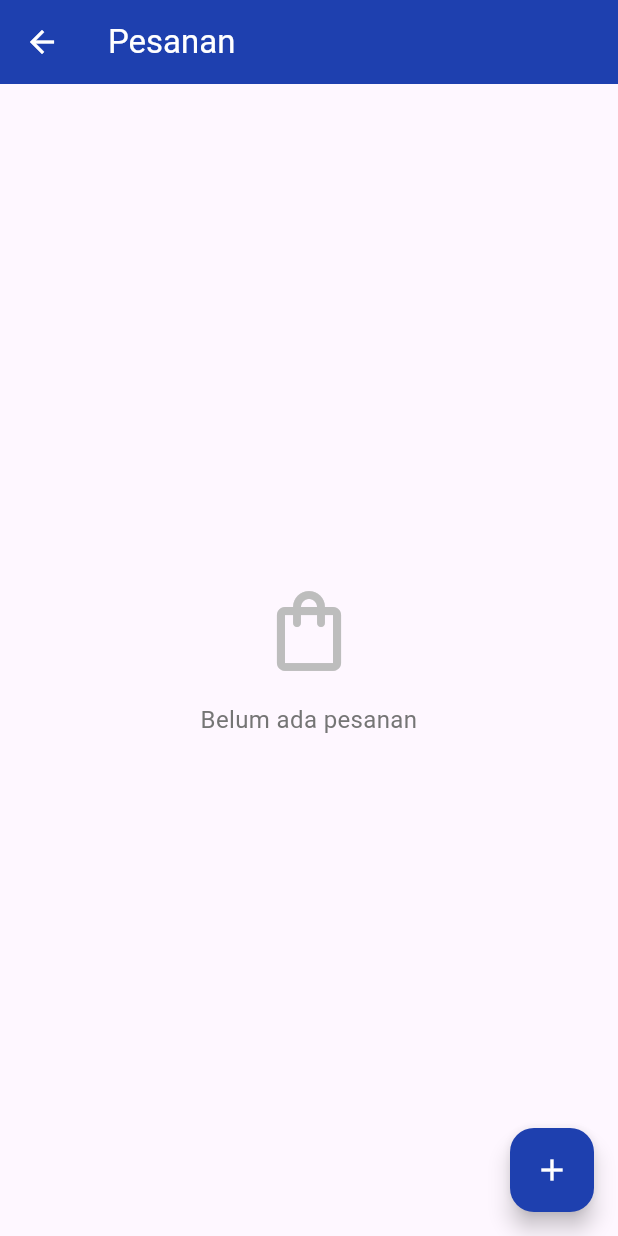
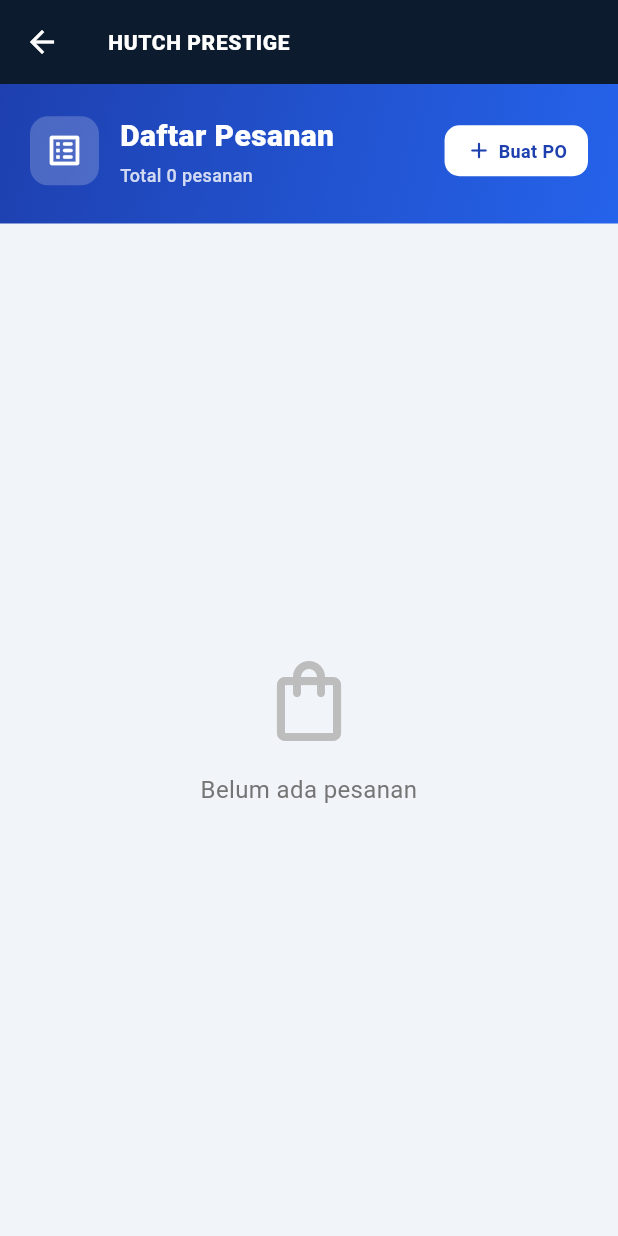
Before and after one commit to byedriand/hutch_id_Kelompok2, a Flutter app: the PesananListScreen screen opened by its route, on a phone screen of 412 x 824 dp. Run offline on Flutter 3.47's test engine with Material 3 defaults, Android fonts, the phone set to English and light mode, and no system bars; our stand-ins replace shared_preferences; accounts and stored records are empty; network calls fail.

Commit message:
feat(pesanan): unify UI of pesanan list, detail, and form screens with dark theme and gradients

```diff
--- a/hutch_id_Mobile/lib/screens/pesanan/pesanan_detail_screen.dart
+++ b/hutch_id_Mobile/lib/screens/pesanan/pesanan_detail_screen.dart
@@ -5,6 +5,7 @@ import 'package:url_launcher/url_launcher.dart';
 import '../../providers/pesanan_provider.dart';
 import '../../providers/auth_provider.dart';
 import '../../widgets/custom_widgets.dart';
+import '../../config/app_config.dart';
 
 class PesananDetailScreen extends StatefulWidget {
   final int pesananId;
@@ -50,7 +51,8 @@ class _PesananDetailScreenState extends State<PesananDetailScreen> {
 
   void _downloadPDF(int pesananId, String nomorPo) async {
     try {
-      final pdfUrl = Uri.parse('http://localhost:8082/pesanan/$pesananId/pdf');
+      final baseUrl = AppConfig.apiBaseUrl.replaceAll('/api', '');
+      final pdfUrl = Uri.parse('$baseUrl/pesanan/$pesananId/pdf');
       if (await canLaunchUrl(pdfUrl)) {
         await launchUrl(pdfUrl, mode: LaunchMode.externalApplication);
         if (mounted) {
@@ -174,10 +176,20 @@ class _PesananDetailScreenState extends State<PesananDetailScreen> {
     final isLargeScreen = size.width > 1200;
 
     return Scaffold(
+      backgroundColor: const Color(0xFFF1F5F9),
       appBar: AppBar(
-        title: const Text('Detail Pesanan'),
+        title: const Text(
+          'Detail Pesanan',
+          style: TextStyle(
+            fontSize: 15,
+            fontWeight: FontWeight.w800,
+            color: Colors.white,
+          ),
+        ),
         elevation: 0,
-        backgroundColor: const Color(0xFF1e40af),
+        backgroundColor: const Color(0xFF0d1b2e),
+        foregroundColor: Colors.white,
+        iconTheme: const IconThemeData(color: Colors.white),
       ),
       body: Consumer<PesananProvider>(
         builder: (context, pesananProvider, _) {
--- a/hutch_id_Mobile/lib/screens/pesanan/pesanan_form_screen.dart
+++ b/hutch_id_Mobile/lib/screens/pesanan/pesanan_form_screen.dart
@@ -227,14 +227,17 @@ class _PesananFormScreenState extends State<PesananFormScreen> {
   @override
   Widget build(BuildContext context) {
     return Scaffold(
+      backgroundColor: const Color(0xFFF1F5F9),
       appBar: AppBar(
-        backgroundColor: const Color(0xFF2563eb),
+        backgroundColor: const Color(0xFF0d1b2e),
         elevation: 0,
+        iconTheme: const IconThemeData(color: Colors.white),
         title: Text(
           widget.pesananId != null ? 'Edit Pesanan' : 'Buat Pesanan Baru',
           style: const TextStyle(
             color: Colors.white,
-            fontWeight: FontWeight.w700,
+            fontWeight: FontWeight.w800,
+            fontSize: 15,
           ),
         ),
       ),
--- a/hutch_id_Mobile/lib/screens/pesanan/pesanan_list_screen.dart
+++ b/hutch_id_Mobile/lib/screens/pesanan/pesanan_list_screen.dart
@@ -7,18 +7,21 @@ import '../../widgets/custom_widgets.dart';
 import '../../providers/auth_provider.dart';
 
 class PesananListScreen extends StatefulWidget {
-  const PesananListScreen({super.key});
+  final String initialStatus;
+
+  const PesananListScreen({super.key, this.initialStatus = ''});
 
   @override
   State<PesananListScreen> createState() => _PesananListScreenState();
 }
 
 class _PesananListScreenState extends State<PesananListScreen> {
-  String _selectedStatus = '';
+  late String _selectedStatus;
 
   @override
   void initState() {
     super.initState();
+    _selectedStatus = widget.initialStatus;
     Future.microtask(() {
       if (mounted) {
         Provider.of<PesananProvider>(context, listen: false).fetchPesanan();
@@ -32,11 +35,21 @@ class _PesananListScreenState extends State<PesananListScreen> {
     final canAddPesanan = userRole != 'operator_gudang';
 
     return Scaffold(
+      backgroundColor: const Color(0xFFF1F5F9),
       appBar: AppBar(
-        title: const Text('Pesanan'),
+        title: const Text(
+          'HUTCH PRESTIGE',
+          style: TextStyle(
+            fontSize: 14,
+            fontWeight: FontWeight.w900,
+            color: Colors.white,
+            letterSpacing: 0.4,
+          ),
+        ),
         elevation: 0,
-        backgroundColor: const Color(0xFF1e40af),
+        backgroundColor: const Color(0xFF0d1b2e),
         foregroundColor: Colors.white,
+        iconTheme: const IconThemeData(color: Colors.white),
       ),
       body: Consumer<PesananProvider>(
         builder: (context, pesananProvider, _) {
@@ -61,19 +74,106 @@ class _PesananListScreenState extends State<PesananListScreen> {
                     .where((p) => p.status == _selectedStatus)
                     .toList();
 
-          if (pesananList.isEmpty) {
-            return Center(
-              child: EmptyStateWidget(
-                message: _selectedStatus.isEmpty
-                    ? 'Belum ada pesanan'
-                    : 'Tidak ada pesanan dengan status ini',
-                icon: Icons.shopping_bag_outlined,
-              ),
-            );
-          }
-
           return Column(
             children: [
+              // Header Section - Blue Gradient
+              Container(
+                width: double.infinity,
+                padding: const EdgeInsets.fromLTRB(20, 20, 20, 24),
+                decoration: const BoxDecoration(
+                  gradient: LinearGradient(
+                    begin: Alignment.topLeft,
+                    end: Alignment.bottomRight,
+                    colors: [Color(0xFF1e40af), Color(0xFF2563eb)],
+                  ),
+                ),
+                child: Column(
+                  crossAxisAlignment: CrossAxisAlignment.start,
+                  children: [
+                    Row(
+                      children: [
+                        Container(
+                          padding: const EdgeInsets.all(10),
+                          decoration: BoxDecoration(
+                            color: Colors.white.withValues(alpha: 0.2),
+                            borderRadius: BorderRadius.circular(12),
+                          ),
+                          child: const Icon(
+                            Icons.list_alt_rounded,
+                            color: Colors.white,
+                            size: 26,
+                          ),
+                        ),
+                        const SizedBox(width: 14),
+                        Expanded(
+                          child: Column(
+                            crossAxisAlignment: CrossAxisAlignment.start,
+                            children: [
+                              const Text(
+                                'Daftar Pesanan',
+                                style: TextStyle(
+                                  color: Colors.white,
+                                  fontSize: 20,
+                                  fontWeight: FontWeight.w900,
+                                  letterSpacing: 0.3,
+                                ),
+                              ),
+                              const SizedBox(height: 3),
+                              Text(
+                                'Total ${pesananProvider.pesananList.length} pesanan',
+                                style: TextStyle(
+                                  color: Colors.white.withValues(alpha: 0.8),
+                                  fontSize: 12,
+                                  fontWeight: FontWeight.w500,
+                                ),
+                              ),
+                            ],
+                          ),
+                        ),
+                        if (canAddPesanan)
+                          GestureDetector(
+                            onTap: () => Navigator.pushNamed(context, '/pesanan-form'),
+                            child: Container(
+                              padding: const EdgeInsets.symmetric(horizontal: 14, vertical: 8),
+                              decoration: BoxDecoration(
+                                color: Colors.white,
+                                borderRadius: BorderRadius.circular(10),
+                              ),
+                              child: const Row(
+                                mainAxisSize: MainAxisSize.min,
+                                children: [
+                                  Icon(Icons.add_rounded, size: 18, color: Color(0xFF1e40af)),
+                                  SizedBox(width: 4),
+                                  Text(
+                                    'Buat PO',
+                                    style: TextStyle(
+                                      fontSize: 12,
+                                      fontWeight: FontWeight.w700,
+                                      color: Color(0xFF1e40af),
+                                    ),
+                                  ),
+                                ],
+                              ),
+                            ),
+                          ),
+                      ],
+                    ),
+                  ],
+                ),
+              ),
+
+              if (pesananList.isEmpty)
+                Expanded(
+                  child: Center(
+                    child: EmptyStateWidget(
+                      message: _selectedStatus.isEmpty
+                          ? 'Belum ada pesanan'
+                          : 'Tidak ada pesanan dengan status ini',
+                      icon: Icons.shopping_bag_outlined,
+                    ),
+                  ),
+                )
+              else ...[
               // Filter Buttons - Enhanced
               Container(
                 padding: const EdgeInsets.symmetric(
@@ -184,19 +284,11 @@ class _PesananListScreenState extends State<PesananListScreen> {
                   ),
                 ),
               ),
+              ],
             ],
           );
         },
       ),
-      floatingActionButton: canAddPesanan
-          ? FloatingActionButton(
-              onPressed: () {
-                Navigator.pushNamed(context, '/pesanan-form');
-              },
-              backgroundColor: const Color(0xFF1e40af),
-              child: const Icon(Icons.add, color: Colors.white),
-            )
-          : null,
     );
   }
 
```
